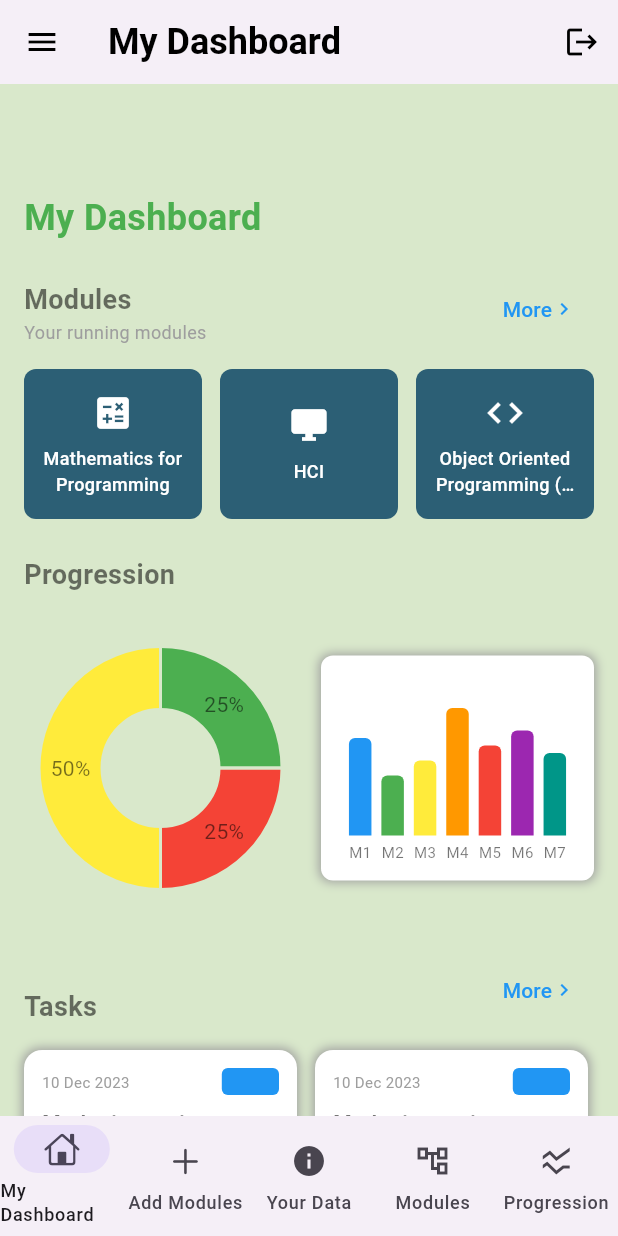
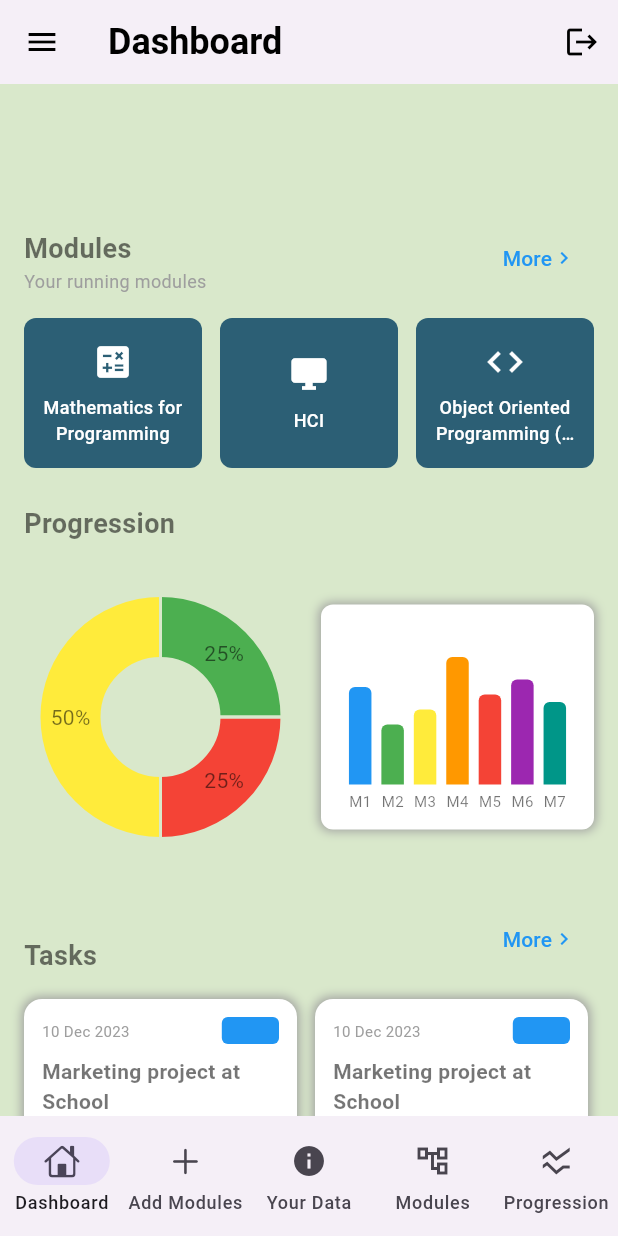
Before and after one commit to RajanithBandara/nsbm_student_academic_tracker, a Flutter app: the HomeScreenUi screen opened directly, on a phone screen of 412 x 824 dp. Run offline on Flutter 3.47's test engine with Material 3 defaults, Android fonts, the phone set to English and light mode, and no system bars; drawn by our look-alikes of dynamic_color, fl_chart; our stand-ins replace awesome_notifications, cloud_firestore, firebase_auth, firebase_core, flutter_staggered_animations, google_sign_in and 4 more; accounts and stored records are empty.

Commit message:
changes done

```diff
--- a/lib/pages/dashboard.dart
+++ b/lib/pages/dashboard.dart
@@ -20,15 +20,6 @@ const DashboardScreen({super.key});
           child: Column(
             crossAxisAlignment: CrossAxisAlignment.start,
             children: [
-              const Text(
-                'My Dashboard',
-                style: TextStyle(
-                  fontSize: 24,
-                  fontWeight: FontWeight.bold,
-                  color: Colors.green,
-
-                ),
-              ),
               const SizedBox(height: 20),
               _buildModulesSection(context),
                const SizedBox(height: 24),
@@ -37,7 +28,6 @@ const DashboardScreen({super.key});
               _buildTasksSection(context),
               const SizedBox(height: 24),
               _buildEventsSection(context),
-
             ],
           ),
         ),
--- a/lib/pages/homescreen.dart
+++ b/lib/pages/homescreen.dart
@@ -44,15 +44,8 @@ class _HomeScreenUiState extends State<HomeScreenUi> {
     });
   }
 
-  void getUserID() {
-    User? user = FirebaseAuth.instance.currentUser;
-    setState(() {
-      userid = user?.uid ?? "User Not Logged In";
-    });
-  }
-
   final List<String> _pageTitles = [
-    "My Dashboard",        // 0: Bottom nav
+    "Dashboard",        // 0: Bottom nav
     "Add Modules",        // 1: Bottom nav
     "Your Data",          // 2: Bottom nav
     "Modules",            // 3: Bottom nav
@@ -71,7 +64,7 @@ class _HomeScreenUiState extends State<HomeScreenUi> {
       case 1:
         return const ModuleAddition();
       case 2:
-        return UpcomingEventsPage(uid: userid);
+        return LatestEventsPage();
       case 3:
         return const ModulesPage();
       case 4:
--- a/pubspec.yaml
+++ b/pubspec.yaml
@@ -51,6 +51,7 @@ dependencies:
   hive_flutter: ^1.1.0
   hive_ce: ^2.10.1
   flutter_staggered_animations: ^1.1.1
+  intl: ^0.20.2
 
 
 
```
Also changed, not shown: pubspec.lock.
